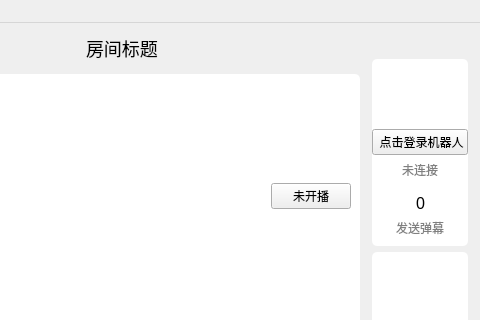
Above: mainwindow/mainwindow.ui from iwxyi/Bilibili-MagicalDanmaku before the change; both pictures show x 301 to 781 and y 0 to 320 of the 781 by 797 pixel window. Below: the same form after it.
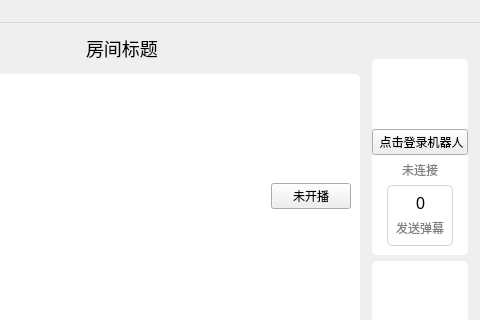
That is the form after the change. Icons and pictures are not drawn. Custom widgets are drawn as their Qt base class.

Patch:
```diff
--- a/mainwindow/mainwindow.ui
+++ b/mainwindow/mainwindow.ui
@@ -929,7 +929,7 @@
               <number>0</number>
              </property>
              <property name="bottomMargin">
-              <number>0</number>
+              <number>9</number>
              </property>
              <item>
               <widget class="ClickableLabel" name="robotHeaderLabel">
@@ -1003,8 +1003,9 @@
                  <property name="styleSheet">
                   <string notr="true">#robotSendCountCard
 {
-	background: white;
+	background: transparent;
 	border-radius: 5px;
+	border: 1px solid lightgray;
 }</string>
                  </property>
                  <layout class="QVBoxLayout" name="verticalLayout_61">
```
Left out of the diff: 61 changed lines with no effect on the pictures.
